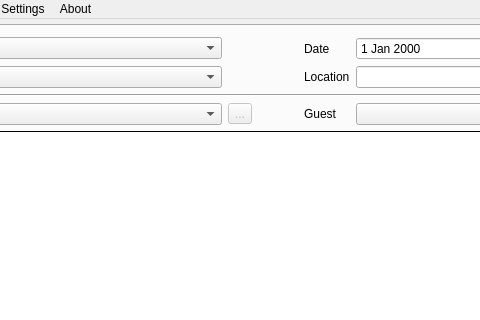
This is TeamTournament/MainWindow.ui in fmuecke/Ipponboard as Qt 5 draws it before an edit; both pictures show x 141 to 621 and y 0 to 320 of the 938 by 662 pixel window. The edited form follows.
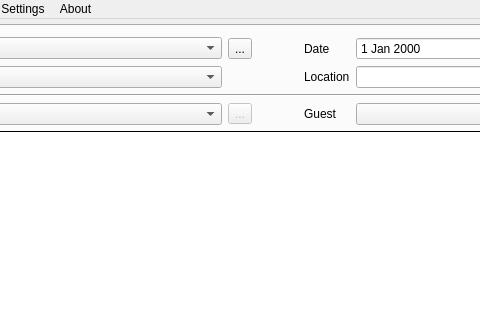
This is the edited form. Icons and pictures are not drawn. Custom widgets are drawn as their Qt base class.

Commit message: added and integrated ModeManagerDlg

Diff of the .ui file:
```diff
--- a/TeamTournament/MainWindow.ui
+++ b/TeamTournament/MainWindow.ui
@@ -300,6 +300,16 @@
             </property>
            </widget>
           </item>
+          <item row="0" column="2">
+           <widget class="QToolButton" name="toolButton_manageModes">
+            <property name="toolTip">
+             <string>Manage tournament modes</string>
+            </property>
+            <property name="text">
+             <string>...</string>
+            </property>
+           </widget>
+          </item>
          </layout>
         </item>
         <item>
```
Left out of the diff: 33 changed lines with no effect on the pictures. The commit also changes 10 other files.
